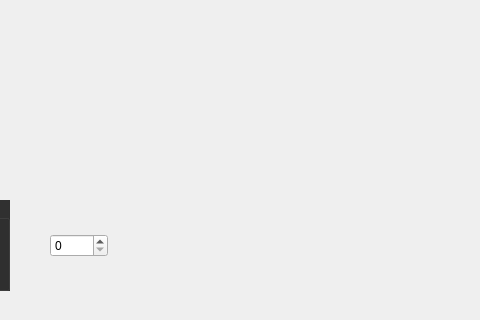
The window that story.ui (ItsSkylow/wingman) describes before a commit, drawn with Qt 5; both pictures show x 590 to 1070 and y 490 to 810 of the 1440 by 810 pixel window.
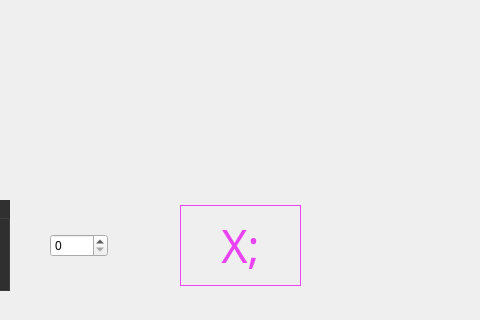
The same window after the commit. Icons and pictures are not drawn.

```diff
--- a/story.ui
+++ b/story.ui
@@ -223,6 +223,34 @@
      </item>
     </layout>
    </widget>
+   <widget class="QPushButton" name="pushButton_3">
+    <property name="geometry">
+     <rect>
+      <x>770</x>
+      <y>695</y>
+      <width>121</width>
+      <height>81</height>
+     </rect>
+    </property>
+    <property name="font">
+     <font>
+      <family>Webdings</family>
+      <pointsize>34</pointsize>
+     </font>
+    </property>
+    <property name="cursor">
+     <cursorShape>PointingHandCursor</cursorShape>
+    </property>
+    <property name="styleSheet">
+     <string notr="true">QPushButton{
+	color: #E943F3;
+	border: 1px solid #E943F3;
+}</string>
+    </property>
+    <property name="text">
+     <string>X;</string>
+    </property>
+   </widget>
   </widget>
  </widget>
  <resources>
```
